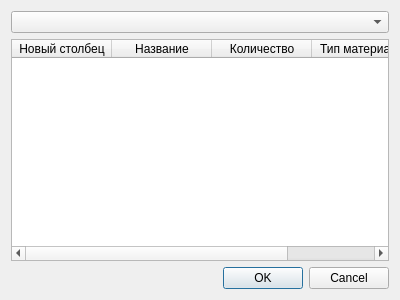
Old version of the form materialselectiondialog.ui in the repository JustEngineerLGTM/PPS2.
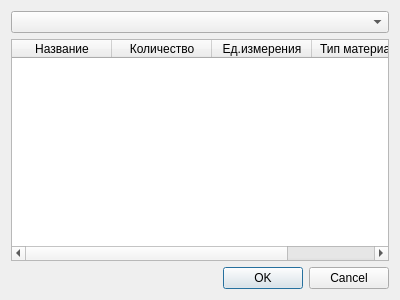
New version of the form.

Diff of the .ui file:
```diff
--- a/materialselectiondialog.ui
+++ b/materialselectiondialog.ui
@@ -22,11 +22,6 @@
      <property name="columnCount">
       <number>4</number>
      </property>
-     <column>
-      <property name="text">
-       <string>Новый столбец</string>
-      </property>
-     </column>
      <column>
       <property name="text">
        <string>Название</string>
@@ -37,6 +32,11 @@
        <string>Количество</string>
       </property>
      </column>
+     <column>
+      <property name="text">
+       <string>Ед.измерения</string>
+      </property>
+     </column>
      <column>
       <property name="text">
        <string>Тип материала</string>
```
